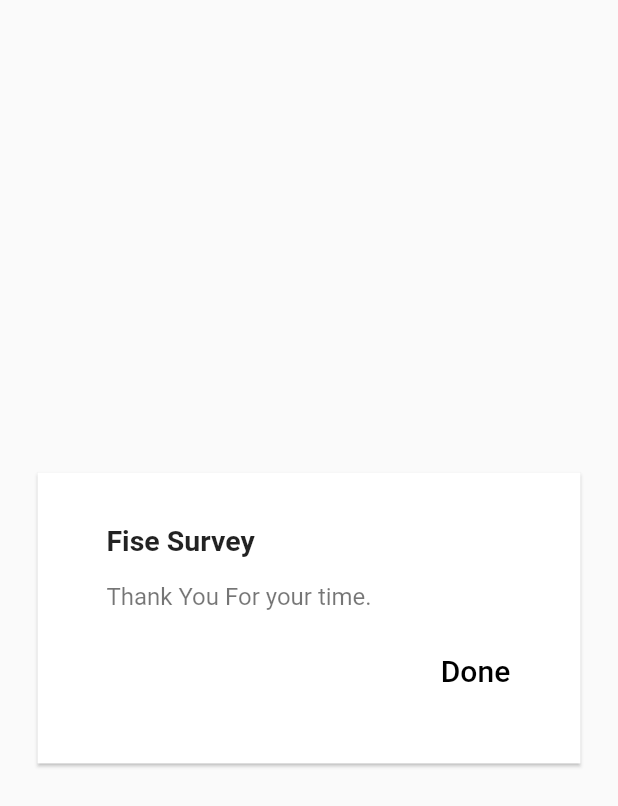
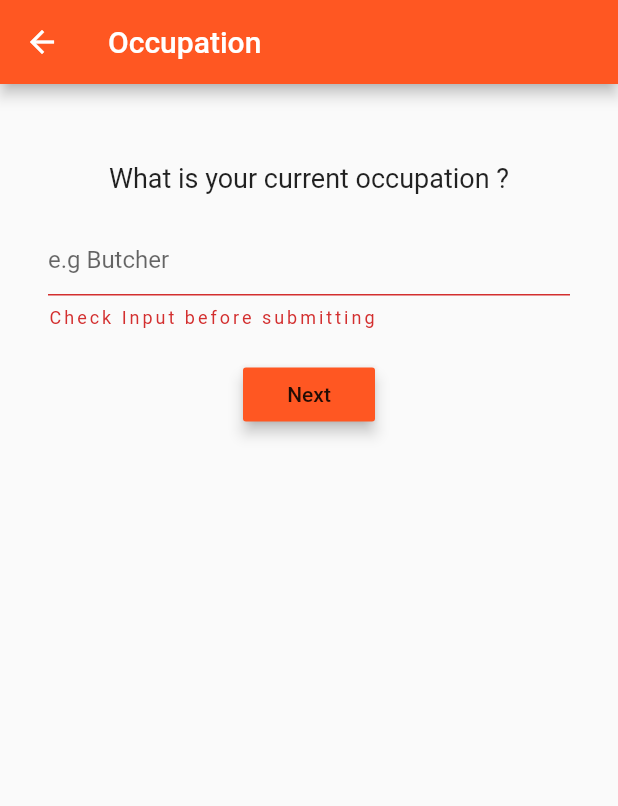
Before and after one commit to odaridavid/Fise, a Flutter app: the SpendingSurvey screen opened by its route, after a tap on "Next", on a phone screen of 412 x 824 dp. Shown: the top 806 px of the screen. Run offline on Flutter 3.47's test engine with Material 2 defaults, Android fonts, the phone set to English and light mode, and no system bars.

Commit message:
[#] Add final page

```diff
--- a/lib/main.dart
+++ b/lib/main.dart
@@ -4,6 +4,7 @@ import 'package:fise/surveys/survey_2.dart';
 import 'package:fise/surveys/survey_3.dart';
 import 'package:fise/surveys/survey_4.dart';
 import 'package:fise/surveys/survey_5.dart';
+import 'package:fise/surveys/survey_6.dart';
 import 'slide_right_transition.dart';
 import 'thank_you.dart';
 
@@ -37,6 +38,9 @@ class MyApp extends StatelessWidget {
             break;
           case '/finance_knowledge':
             return SlideRightRoute(widget: FinanceKnowledgeSurvey());
+            break;
+          case '/occupation':
+            return SlideRightRoute(widget: OccupationSurvey());
             break;
           case '/thank_you':
             return SlideRightRoute(widget: ThankYouPage());
--- a/lib/surveys/survey_5.dart
+++ b/lib/surveys/survey_5.dart
@@ -116,7 +116,7 @@ class _SpendingState extends State<SpendingSurvey> {
                 elevation: 4.0,
                 splashColor: Colors.white,
                 onPressed: () {
-                  Navigator.of(context).pushNamed('/thank_you');
+                  Navigator.of(context).pushNamed('/occupation');
                 },
                 child: Text('Next'),
               )
--- /dev/null
+++ b/lib/surveys/survey_6.dart
@@ -0,0 +1,98 @@
+import 'package:flutter/material.dart';
+import '../main.dart';
+import '../utils/constants.dart';
+
+class OccupationSurvey extends StatefulWidget {
+  @override
+  _OccupationSurveyState createState() => _OccupationSurveyState();
+}
+
+//State is information of the application that can change over time or when some actions are taken.
+class _OccupationSurveyState extends State<OccupationSurvey> {
+  // Create a text controller. We will use it to retrieve the current value
+  // of the TextField on changed
+  final textEditController = TextEditingController();
+  bool _isNotValid = true;
+
+  @override
+  void initState() {
+    super.initState();
+
+    // Start listening to changes
+    textEditController.addListener(_latestValue);
+  }
+
+  String _latestValue() {
+    return textEditController.text;
+  }
+
+  @override
+  void dispose() {
+    // Clean up the controller when the Widget is removed from the Widget tree
+    textEditController.dispose();
+    super.dispose();
+  }
+
+  @override
+  Widget build(BuildContext context) {
+    return Scaffold(
+      appBar: AppBar(
+        title: Text(TITLES['occupation']),
+      ),
+      body: Container(
+        padding: EdgeInsets.all(32.0),
+        child: Center(
+          child: Column(
+            children: <Widget>[
+              Center(
+                  child: Padding(
+                      padding: EdgeInsets.all(20.0),
+                      child: Text(
+                        'What is your current occupation ?  ',
+                        style: TextStyle(
+                          fontWeight: FontWeight.normal,
+                          fontSize: 18.0,
+                        ),
+                        textAlign: TextAlign.center,
+                      ))),
+              TextField(
+                controller: textEditController,
+                decoration: new InputDecoration(
+                    hintText: "e.g Butcher",
+                    errorText:
+                        _isNotValid ? "Check Input before submitting" : null,
+                    errorStyle: TextStyle(
+                        decorationColor: Colors.deepOrange,
+                        letterSpacing: 2.0)),
+                onChanged: (inputText) {
+                  setState(() {
+//                   Check Input Validation
+                    if (inputText.contains(
+                            new RegExp(r'[A-Z]', caseSensitive: false)) &&
+                        inputText.length > 3) {
+                      _isNotValid = false;
+                    } else {
+                      _isNotValid = true;
+                    }
+                  });
+                },
+                //onChanged is called whenever we add or delete something on Text Field
+              ),
+              Padding(
+                  padding: EdgeInsets.all(20.0),
+                  child: RaisedButton(
+                    color: Theme.of(context).accentColor,
+                    elevation: 4.0,
+                    splashColor: Colors.white,
+                    onPressed: () {
+                      Navigator.of(context).pushNamed('/thank_you');
+                    },
+                    child: Text('Next'),
+                  ))
+            ],
+          ),
+        ),
+      ),
+    );
+  }
+}
--- a/lib/utils/constants.dart
+++ b/lib/utils/constants.dart
@@ -4,5 +4,6 @@ const Map<String, String> TITLES = {
   'spending': 'Spending',
   'income': 'Income',
   'saving': 'Saving',
+  'occupation': 'Occupation',
   'fin_knowledge': 'Financial Knowledge',
 };
```
